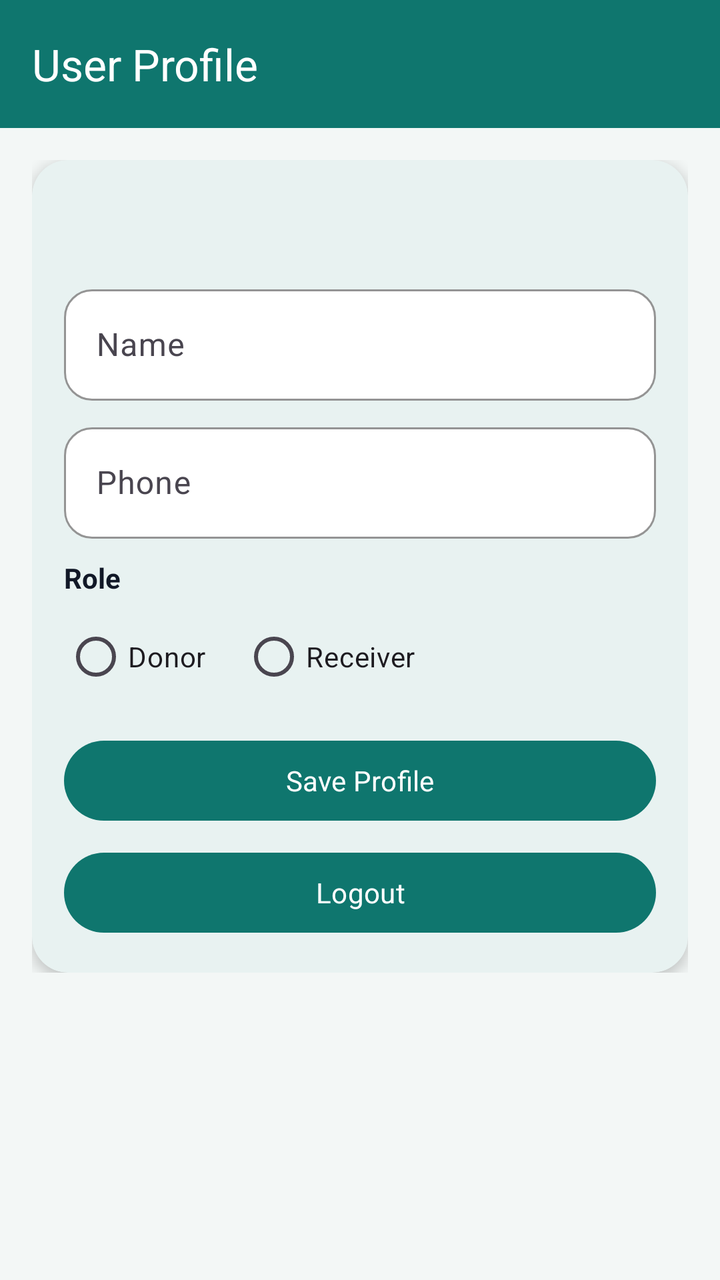
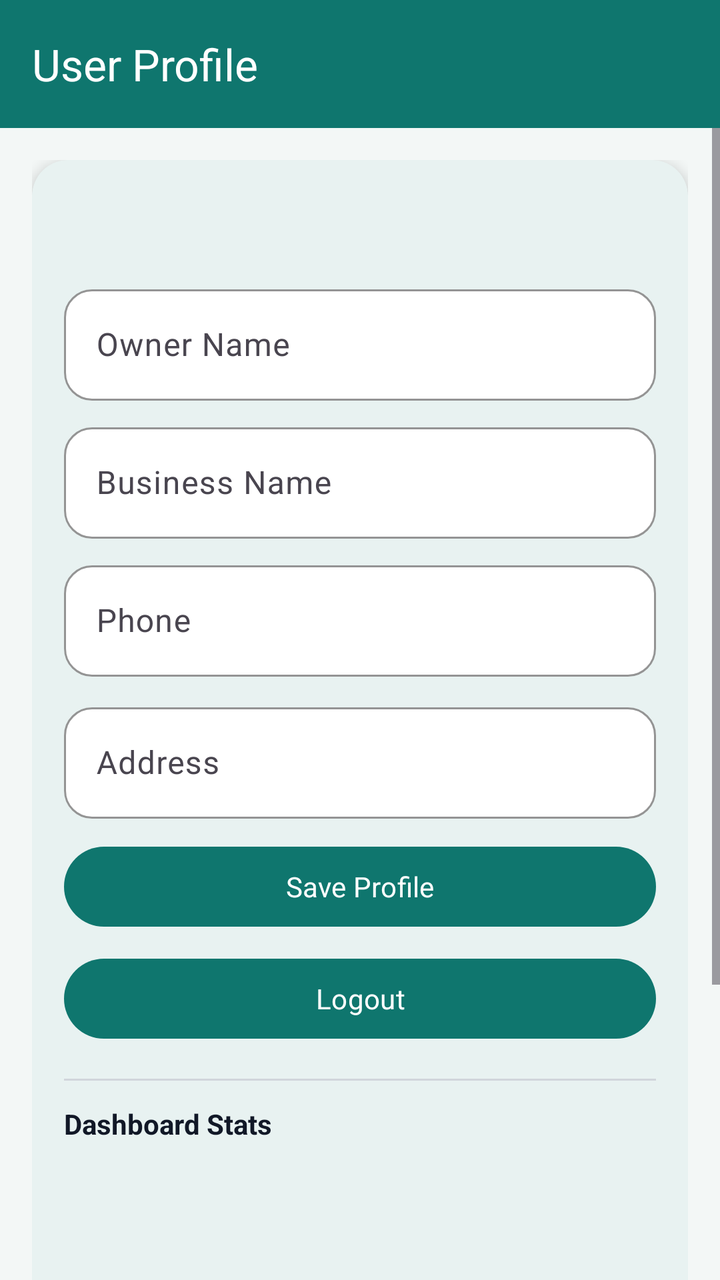

Screens rendered from an Android XML layout before and after an edit, with the pre-edit source and the edit as a unified diff.
<!-- AndroidManifest.xml: application theme Theme.App -->
<!-- res/layout/activity_profile.xml -->
<?xml version="1.0" encoding="utf-8"?>
<LinearLayout xmlns:android="http://schemas.android.com/apk/res/android"
    xmlns:app="http://schemas.android.com/apk/res-auto"
    android:layout_width="match_parent"
    android:layout_height="match_parent"
    android:background="@color/light_gray"
    android:orientation="vertical">

    <com.google.android.material.appbar.AppBarLayout
        android:layout_width="match_parent"
        android:layout_height="wrap_content">

        <androidx.appcompat.widget.Toolbar
            android:id="@+id/toolbar"
            android:layout_width="match_parent"
            android:layout_height="?attr/actionBarSize"
            android:background="?attr/colorPrimary"
            app:title="User Profile"
            app:titleTextColor="@color/white" />

    </com.google.android.material.appbar.AppBarLayout>

    <ScrollView
        android:layout_width="match_parent"
        android:layout_height="match_parent">

        <LinearLayout
            android:layout_width="match_parent"
            android:layout_height="wrap_content"
            android:orientation="vertical"
            android:padding="16dp">

            <com.google.android.material.card.MaterialCardView
                android:layout_width="match_parent"
                android:layout_height="wrap_content"
                app:cardBackgroundColor="@color/surface_card"
                app:cardCornerRadius="18dp"
                app:cardElevation="4dp">

                <LinearLayout
                    android:layout_width="match_parent"
                    android:layout_height="wrap_content"
                    android:orientation="vertical"
                    android:padding="16dp">

                    <TextView
                        android:id="@+id/textViewEmail"
                        android:layout_width="match_parent"
                        android:layout_height="wrap_content"
                        android:layout_marginBottom="14dp"
                        android:textAppearance="@style/TextAppearance.AppCompat.Large"
                        android:textColor="@color/text_primary"
                        android:textStyle="bold" />

                    <com.google.android.material.textfield.TextInputLayout
                        android:layout_width="match_parent"
                        android:layout_height="wrap_content"
                        android:layout_marginBottom="8dp"
                        android:hint="Name">

                        <com.google.android.material.textfield.TextInputEditText
                            android:id="@+id/editTextProfileName"
                            android:layout_width="match_parent"
                            android:layout_height="wrap_content"
                            android:inputType="textCapWords" />
                    </com.google.android.material.textfield.TextInputLayout>

                    <com.google.android.material.textfield.TextInputLayout
                        android:layout_width="match_parent"
                        android:layout_height="wrap_content"
                        android:layout_marginBottom="10dp"
                        android:hint="Phone">

                        <com.google.android.material.textfield.TextInputEditText
                            android:id="@+id/editTextProfilePhone"
                            android:layout_width="match_parent"
                            android:layout_height="wrap_content"
                            android:inputType="phone" />
                    </com.google.android.material.textfield.TextInputLayout>

                    <TextView
                        android:layout_width="match_parent"
                        android:layout_height="wrap_content"
                        android:layout_marginBottom="6dp"
                        android:text="Role"
                        android:textColor="@color/text_primary"
                        android:textStyle="bold" />

                    <RadioGroup
                        android:id="@+id/radioGroupProfileRole"
                        android:layout_width="match_parent"
                        android:layout_height="wrap_content"
                        android:layout_marginBottom="14dp"
                        android:orientation="horizontal">

                        <RadioButton
                            android:id="@+id/radioButtonProfileDonor"
                            android:layout_width="wrap_content"
                            android:layout_height="wrap_content"
                            android:layout_marginEnd="18dp"
                            android:text="@string/register_donor_radio_button_text" />

                        <RadioButton
                            android:id="@+id/radioButtonProfileReceiver"
                            android:layout_width="wrap_content"
                            android:layout_height="wrap_content"
                            android:text="@string/register_receiver_radio_button_text" />
                    </RadioGroup>

                    <Button
                        android:id="@+id/buttonSaveProfile"
                        android:layout_width="match_parent"
                        android:layout_height="wrap_content"
                        android:layout_marginBottom="8dp"
                        android:text="Save Profile" />

                    <Button
                        android:id="@+id/buttonLogout"
                        android:layout_width="match_parent"
                        android:layout_height="wrap_content"
                        android:text="Logout" />
                </LinearLayout>
            </com.google.android.material.card.MaterialCardView>
        </LinearLayout>
    </ScrollView>

</LinearLayout>
<!-- resources referenced by this layout -->
<resources>
  <color name="light_gray">#F3F7F6</color>
  <color name="surface_card">#FFFFFFFF</color>
  <color name="text_primary">#111827</color>
  <color name="white">#FFFFFFFF</color>
  <string name="register_donor_radio_button_text">Donor</string>
  <string name="register_receiver_radio_button_text">Receiver</string>
  <style name="Theme.App" parent="Theme.Material3.Light.NoActionBar">
          <item name="colorPrimary">@color/green_primary</item>
          <item name="colorPrimaryContainer">@color/green_dark</item>
          <item name="colorOnPrimary">@color/white</item>
          <item name="colorSecondary">@color/orange_accent</item>
          <item name="colorOnSecondary">@color/white</item>
          <item name="colorSurface">@color/surface_card</item>
          <item name="colorOnSurface">@color/text_primary</item>
          <item name="android:statusBarColor" tools:targetApi="l">@color/green_dark</item>
          <item name="android:windowBackground">@color/light_gray</item>
          <item name="android:fontFamily">sans-serif</item>
          <item name="textInputStyle">@style/Widget.App.TextInputLayout</item>
          <item name="buttonStyle">@style/Widget.App.Button</item>
          <item name="materialCardViewStyle">@style/Widget.App.CardView</item>
      </style>
  <color name="green_primary">#0F766E</color>
  <color name="green_dark">#0B5E57</color>
  <color name="orange_accent">#D97706</color>
  <style name="Widget.App.TextInputLayout" parent="Widget.Material3.TextInputLayout.OutlinedBox">
          <item name="boxStrokeColor">@color/green_primary</item>
          <item name="boxBackgroundColor">@color/surface_card</item>
          <item name="boxCornerRadiusTopStart">14dp</item>
          <item name="boxCornerRadiusTopEnd">14dp</item>
          <item name="boxCornerRadiusBottomStart">14dp</item>
          <item name="boxCornerRadiusBottomEnd">14dp</item>
      </style>
  <style name="Widget.App.Button" parent="Widget.Material3.Button">
          <item name="backgroundTint">@color/green_primary</item>
          <item name="android:textColor">@color/white</item>
          <item name="cornerRadius">14dp</item>
          <item name="android:minHeight">52dp</item>
          <item name="android:textStyle">bold</item>
      </style>
  <style name="Widget.App.CardView" parent="Widget.Material3.CardView.Elevated">
          <item name="cardCornerRadius">18dp</item>
          <item name="cardElevation">4dp</item>
          <item name="cardBackgroundColor">@color/surface_card</item>
      </style>
</resources>

<!-- the commit's change to res/layout/activity_profile.xml (unified diff, before → after) -->
@@ -53,13 +53,28 @@
                         android:textStyle="bold" />
 
                     <com.google.android.material.textfield.TextInputLayout
+                        android:id="@+id/layoutProfileName"
                         android:layout_width="match_parent"
                         android:layout_height="wrap_content"
                         android:layout_marginBottom="8dp"
-                        android:hint="Name">
+                        android:hint="Owner Name">
 
                         <com.google.android.material.textfield.TextInputEditText
                             android:id="@+id/editTextProfileName"
+                            android:layout_width="match_parent"
+                            android:layout_height="wrap_content"
+                            android:inputType="textCapWords" />
+                    </com.google.android.material.textfield.TextInputLayout>
+
+                    <com.google.android.material.textfield.TextInputLayout
+                        android:id="@+id/layoutBusinessName"
+                        android:layout_width="match_parent"
+                        android:layout_height="wrap_content"
+                        android:layout_marginBottom="8dp"
+                        android:hint="Business Name">
+
+                        <com.google.android.material.textfield.TextInputEditText
+                            android:id="@+id/editTextProfileBusinessName"
                             android:layout_width="match_parent"
                             android:layout_height="wrap_content"
                             android:inputType="textCapWords" />
@@ -78,34 +93,18 @@
                             android:inputType="phone" />
                     </com.google.android.material.textfield.TextInputLayout>
 
-                    <TextView
-                        android:layout_width="match_parent"
-                        android:layout_height="wrap_content"
-                        android:layout_marginBottom="6dp"
-                        android:text="Role"
-                        android:textColor="@color/text_primary"
-                        android:textStyle="bold" />
-
-                    <RadioGroup
-                        android:id="@+id/radioGroupProfileRole"
-                        android:layout_width="match_parent"
-                        android:layout_height="wrap_content"
-                        android:layout_marginBottom="14dp"
-                        android:orientation="horizontal">
-
-                        <RadioButton
-                            android:id="@+id/radioButtonProfileDonor"
-                            android:layout_width="wrap_content"
-                            android:layout_height="wrap_content"
-                            android:layout_marginEnd="18dp"
-                            android:text="@string/register_donor_radio_button_text" />
-
-                        <RadioButton
-                            android:id="@+id/radioButtonProfileReceiver"
-                            android:layout_width="wrap_content"
-                            android:layout_height="wrap_content"
-                            android:text="@string/register_receiver_radio_button_text" />
-                    </RadioGroup>
+                    <com.google.android.material.textfield.TextInputLayout
+                        android:layout_width="match_parent"
+                        android:layout_height="wrap_content"
+                        android:layout_marginBottom="10dp"
+                        android:hint="Address">
+
+                        <com.google.android.material.textfield.TextInputEditText
+                            android:id="@+id/editTextProfileAddress"
+                            android:layout_width="match_parent"
+                            android:layout_height="wrap_content"
+                            android:inputType="textPostalAddress" />
+                    </com.google.android.material.textfield.TextInputLayout>
 
                     <Button
                         android:id="@+id/buttonSaveProfile"
@@ -119,6 +118,160 @@
                         android:layout_width="match_parent"
                         android:layout_height="wrap_content"
                         android:text="Logout" />
+
+                    <View
+                        android:layout_width="match_parent"
+                        android:layout_height="1dp"
+                        android:layout_marginTop="16dp"
+                        android:layout_marginBottom="12dp"
+                        android:background="@color/divider" />
+
+                    <TextView
+                        android:id="@+id/textViewStatsHeader"
+                        android:layout_width="match_parent"
+                        android:layout_height="wrap_content"
+                        android:text="Dashboard Stats"
+                        android:textColor="@color/text_primary"
+                        android:textStyle="bold" />
+
+                    <LinearLayout
+                        android:id="@+id/layoutDonorStatsRow1"
+                        android:layout_width="match_parent"
+                        android:layout_height="wrap_content"
+                        android:layout_marginTop="8dp"
+                        android:orientation="horizontal">
+
+                        <TextView
+                            android:id="@+id/textViewStatDonorListings"
+                            android:layout_width="0dp"
+                            android:layout_height="wrap_content"
+                            android:layout_weight="1"
+                            android:paddingEnd="8dp"
+                            android:textColor="@color/text_primary"
+                            android:textSize="13sp" />
+
+                        <TextView
+                            android:id="@+id/textViewStatDonorUnits"
+                            android:layout_width="0dp"
+                            android:layout_height="wrap_content"
+                            android:layout_weight="1"
+                            android:textColor="@color/text_primary"
+                            android:textSize="13sp" />
+                    </LinearLayout>
+
+                    <LinearLayout
+                        android:id="@+id/layoutDonorStatsRow2"
+                        android:layout_width="match_parent"
+                        android:layout_height="wrap_content"
+                        android:layout_marginTop="6dp"
+                        android:orientation="horizontal">
+
+                        <TextView
+                            android:id="@+id/textViewStatDonorCompleted"
+                            android:layout_width="0dp"
+                            android:layout_height="wrap_content"
+                            android:layout_weight="1"
+                            android:paddingEnd="8dp"
+                            android:textColor="@color/text_primary"
+                            android:textSize="13sp" />
+
+                        <TextView
+                            android:id="@+id/textViewStatDonorSpacer"
+                            android:layout_width="0dp"
+                            android:layout_height="wrap_content"
+                            android:layout_weight="1"
+                            android:visibility="gone" />
+                    </LinearLayout>
+
+                    <LinearLayout
+                        android:id="@+id/layoutReceiverStatsRow"
+                        android:layout_width="match_parent"
+                        android:layout_height="wrap_content"
+                        android:layout_marginTop="6dp"
+                        android:layout_marginBottom="6dp"
+                        android:orientation="horizontal">
+
+                        <TextView
+                            android:id="@+id/textViewStatReceiverClaims"
+                            android:layout_width="0dp"
+                            android:layout_height="wrap_content"
+                            android:layout_weight="1"
+                            android:paddingEnd="8dp"
+                            android:textColor="@color/text_primary"
+                            android:textSize="13sp" />
+
+                        <TextView
+                            android:id="@+id/textViewStatReceiverUnits"
+                            android:layout_width="0dp"
+                            android:layout_height="wrap_content"
+                            android:layout_weight="1"
+                            android:textColor="@color/text_primary"
+                            android:textSize="13sp" />
+                    </LinearLayout>
+
+                    <LinearLayout
+                        android:id="@+id/layoutReceiverStatsRow2"
+                        android:layout_width="match_parent"
+                        android:layout_height="wrap_content"
+                        android:layout_marginTop="6dp"
+                        android:layout_marginBottom="6dp"
+                        android:orientation="horizontal">
+
+                        <TextView
+                            android:id="@+id/textViewStatReceiverCompleted"
+                            android:layout_width="0dp"
+                            android:layout_height="wrap_content"
+                            android:layout_weight="1"
+                            android:paddingEnd="8dp"
+                            android:textColor="@color/text_primary"
+                            android:textSize="13sp" />
+
+                        <TextView
+                            android:layout_width="0dp"
+                            android:layout_height="wrap_content"
+                            android:layout_weight="1"
+                            android:visibility="gone" />
+                    </LinearLayout>
+
+                    <View
+                        android:layout_width="match_parent"
+                        android:layout_height="1dp"
+                        android:layout_marginTop="16dp"
+                        android:layout_marginBottom="12dp"
+                        android:background="@color/divider" />
+
+                    <TextView
+                        android:id="@+id/textViewReceiverHistoryHeader"
+                        android:layout_width="match_parent"
+                        android:layout_height="wrap_content"
+                        android:text="Customer Previous Orders"
+                        android:textColor="@color/text_primary"
+                        android:textStyle="bold" />
+
+                    <TextView
+                        android:id="@+id/textViewReceiverOrderHistory"
+                        android:layout_width="match_parent"
+                        android:layout_height="wrap_content"
+                        android:layout_marginTop="6dp"
+                        android:layout_marginBottom="12dp"
+                        android:textColor="@color/text_secondary"
+                        android:textSize="13sp" />
+
+                    <TextView
+                        android:id="@+id/textViewDonorHistoryHeader"
+                        android:layout_width="match_parent"
+                        android:layout_height="wrap_content"
+                        android:text="Business Previous Orders"
+                        android:textColor="@color/text_primary"
+                        android:textStyle="bold" />
+
+                    <TextView
+                        android:id="@+id/textViewDonorOrderHistory"
+                        android:layout_width="match_parent"
+                        android:layout_height="wrap_content"
+                        android:layout_marginTop="6dp"
+                        android:textColor="@color/text_secondary"
+                        android:textSize="13sp" />
                 </LinearLayout>
             </com.google.android.material.card.MaterialCardView>
         </LinearLayout>
<!-- resource entries referenced after the edit -->
@@ -1,11 +1,11 @@
 <!-- resources referenced by this layout -->
 <resources>
+  <color name="divider">#D1D5DB</color>
   <color name="light_gray">#F3F7F6</color>
   <color name="surface_card">#FFFFFFFF</color>
   <color name="text_primary">#111827</color>
+  <color name="text_secondary">#4B5563</color>
   <color name="white">#FFFFFFFF</color>
-  <string name="register_donor_radio_button_text">Donor</string>
-  <string name="register_receiver_radio_button_text">Receiver</string>
   <style name="Theme.App" parent="Theme.Material3.Light.NoActionBar">
           <item name="colorPrimary">@color/green_primary</item>
           <item name="colorPrimaryContainer">@color/green_dark</item>
